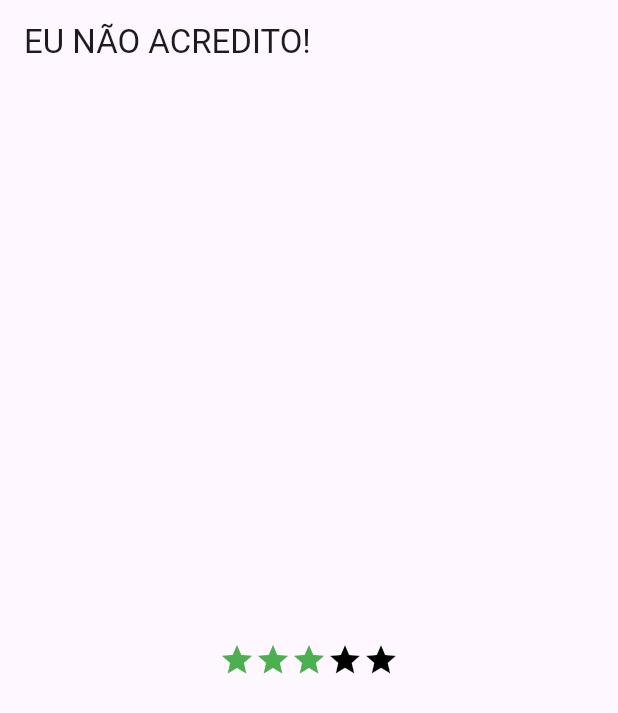
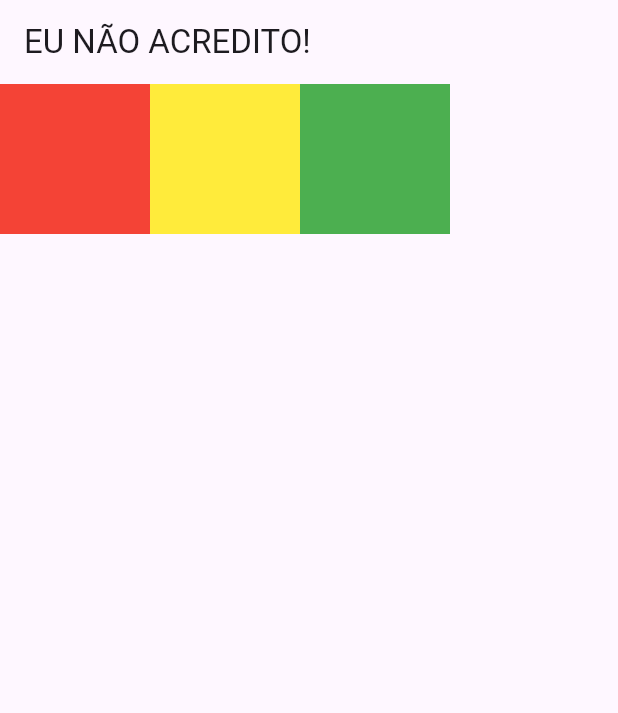
Before and after one commit to pedrokoerich/cashcontrol, a Flutter app: the screen it shows after launch, on a phone screen of 412 x 824 dp. Shown: the top 713 px of the screen. Run offline on Flutter 3.47's test engine with Material 3 defaults, Android fonts, the phone set to English and light mode, and no system bars.

Commit message:
Containers

```diff
--- a/lib/main.dart
+++ b/lib/main.dart
@@ -19,15 +19,24 @@ class CashControl extends StatelessWidget {
         appBar: AppBar(
           title: const Text('EU NÃO ACREDITO!')
         ),
-        body: const Center(
+        body: Container(
           child: Row(
-            mainAxisSize: MainAxisSize.min,
             children: [
-              Icon(Icons.star, color: Colors.green,),
-              Icon(Icons.star, color: Colors.green,),
-              Icon(Icons.star, color: Colors.green,),
-              Icon(Icons.star, color: Colors.black,),
-              Icon(Icons.star, color: Colors.black,)
+              Container(
+                width: 100,
+                height: 100,
+                color: Colors.red
+              ),
+              Container(
+                width: 100,
+                height: 100,
+                color: Colors.yellow
+              ),
+              Container(
+                width: 100,
+                height: 100,
+                color: Colors.green
+              )
             ]
           )
         )
```
